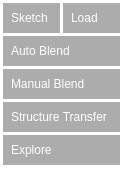
First picture: the form in source/ModifiersPanel.ui, repository ialhashim/TopoBlender, before the edit.
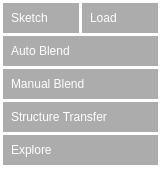
Second picture: the form after the edit.

The edit to the form file:
```diff
--- a/source/ModifiersPanel.ui
+++ b/source/ModifiersPanel.ui
@@ -6,7 +6,7 @@
    <rect>
     <x>0</x>
     <y>0</y>
-    <width>123</width>
+    <width>161</width>
     <height>176</height>
    </rect>
   </property>
```
